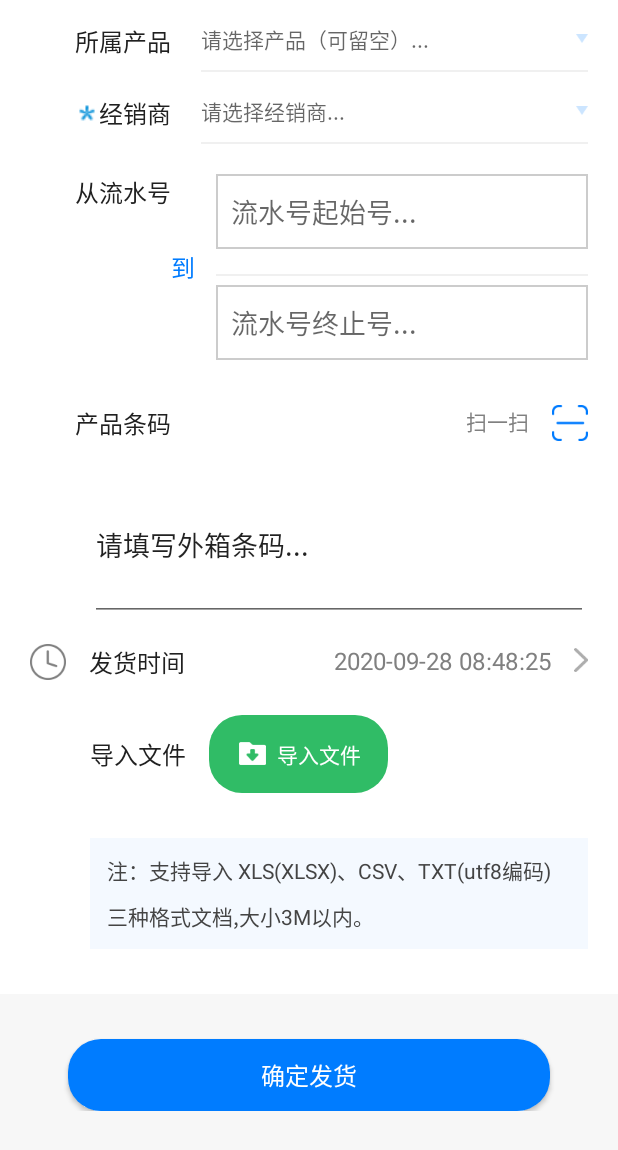
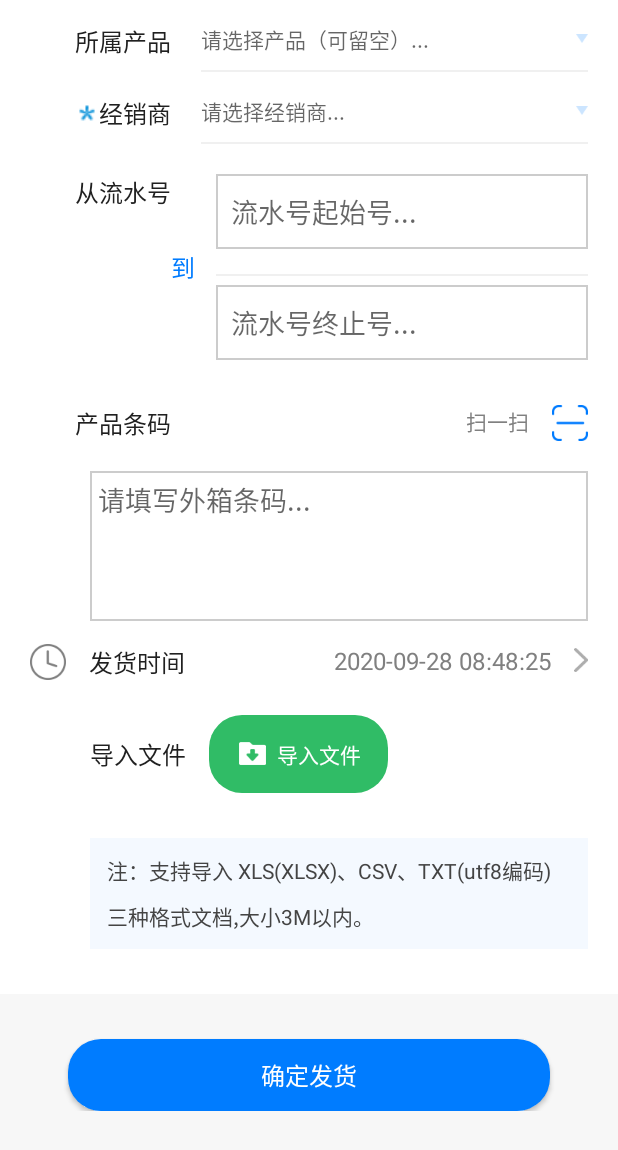
Before and after one commit to q99120/suYuan, an Android app: the fragment BatchSendFragment shown on its own in the app's theme, after a tap on an icon or button, on a phone screen of 412 x 824 dp. Shown: the top 1150 px of the screen. Run offline under Robolectric (Android 15) with nearby library versions, the phone set to English and light mode, and no system bars; our stand-ins replace EventBus; libraries missing offline, so code that uses them is left out: com.bigkoo.pickerview; 4 statements that could not run were skipped.

Commit message:
优化数组

```diff
--- a/app/src/main/java/cn/work/suyuan/logic/network/api/MainPageService.kt
+++ b/app/src/main/java/cn/work/suyuan/logic/network/api/MainPageService.kt
@@ -66,7 +66,7 @@ interface MainPageService {
         val gson = Gson()
         private fun getServiceHead(manageServiceJson: JSONObject, interfaceData: String) {
             manageServiceJson.put("requestId", 2)
-            manageServiceJson.put("timestamp", "1592816311")
+            manageServiceJson.put("timestamp", System.currentTimeMillis()/1000)
             manageServiceJson.put("token", APUtils.getString("tokens"))
             manageServiceJson.put("interface", interfaceData)
         }
--- a/app/src/main/java/cn/work/suyuan/ui/dialog/SingleSpinnerDialog.kt
+++ b/app/src/main/java/cn/work/suyuan/ui/dialog/SingleSpinnerDialog.kt
@@ -41,6 +41,7 @@ class SingleSpinnerDialog : Dialog {
         show()
 
         adapters.setOnItemClickListener { adapter, view, position ->
+            adapters.setCheck(position)
             homeNormalClick.dialogClick(adapters.data[position].fileName,adapters.data[position].filePath.toInt())
        }
     }
--- a/app/src/main/java/cn/work/suyuan/ui/home/HomeViewModel.kt
+++ b/app/src/main/java/cn/work/suyuan/ui/home/HomeViewModel.kt
@@ -140,6 +140,7 @@ class HomeViewModel(private val repository: HomePageRepository) : ViewModel() {
                 val recommend = repository.loginAndTrace(body)
                 Result.success(recommend)
             } catch (e: Exception) {
+                Log.e("登录错误",e.toString())
                 Result.failure<TokenData>(e)
             }
             emit(result)
@@ -248,6 +249,7 @@ class HomeViewModel(private val repository: HomePageRepository) : ViewModel() {
         product_time: String,
         file: String
     ) {
+        Log.e("流程追溯", MainPageService.manageTrace(category_id, uname, product, product_time, file))
         setTracingRequest.value =
             MainPageService.manageTrace(category_id, uname, product, product_time, file)
     }
--- a/app/src/main/java/cn/work/suyuan/ui/send/BatchSendFragment.kt
+++ b/app/src/main/java/cn/work/suyuan/ui/send/BatchSendFragment.kt
@@ -11,13 +11,12 @@ import cn.work.suyuan.R
 import cn.work.suyuan.common.extensions.setOnClickListener
 import cn.work.suyuan.common.extensions.toast
 import cn.work.suyuan.common.ui.BaseFragment
-import cn.work.suyuan.util.DateUtil
-import cn.work.suyuan.util.FileUtils
-import cn.work.suyuan.util.InjectorUtil
-import cn.work.suyuan.util.SinglePopUtil
+import cn.work.suyuan.ui.ScanQrCodeActivity
+import cn.work.suyuan.util.*
 import kotlinx.android.synthetic.main.fragment_send_manage.*
 import kotlinx.android.synthetic.main.layout_import_file.*
 import kotlinx.android.synthetic.main.layout_send_manage_fm.*
+import kotlinx.android.synthetic.main.layoutflowwater.view.*
 import java.io.File
 
 /**
@@ -54,9 +53,16 @@ class BatchSendFragment: BaseFragment(){
             btnSend,
             tvChooseProduct,
             tvTracingTime,
-            llActionImFiles
+            llActionImFiles,tvActionQr
         ) {
             when (this) {
+                tvActionQr->{
+                    ScanQrCodeActivity.start(activity, object : ScanQrCodeActivity.QrCallBack {
+                        override fun qrData(result: String) {
+                            editQrCode.append(result)
+                        }
+                    })
+                }
                 tvChooseDistributor -> {
                     viewModel.getDistributor()
                 }
@@ -67,7 +73,8 @@ class BatchSendFragment: BaseFragment(){
                     FileUtils.CallBackFile{
                     override fun backFile(file: File) { viewModel.upLoadFile(file) } })
                 btnSend -> {
-//                    viewModel.batchSend(productId, agentId, distributorId, productCode, productTime, productFile)
+                    val array = arrayOf(flowWaterBegin.text.toString(),flowWaterStop.text.toString())
+                    viewModel.batchSend(productId, agentId, array, productTime, productFile, 2)
                 }
                 tvTracingTime -> {
                     DateUtil.showDate(activity, true, object : DateUtil.ChooseDate {
@@ -85,7 +92,7 @@ class BatchSendFragment: BaseFragment(){
     private var productId = -1
     private var agentId = -1
     private var productCode = ""
-    private var productTime = ""
+    private var productTime = DateUtil.getCurrentTime(true)
     private var productFile = ""
     private fun observer() {
         viewModel.distributorLiveData.observe(viewLifecycleOwner, Observer {
--- a/app/src/main/java/cn/work/suyuan/ui/send/CancelPackFragment.kt
+++ b/app/src/main/java/cn/work/suyuan/ui/send/CancelPackFragment.kt
@@ -13,6 +13,7 @@ import cn.work.suyuan.common.ui.BaseFragment
 import cn.work.suyuan.ui.ScanQrCodeActivity
 import cn.work.suyuan.util.FileUtils
 import cn.work.suyuan.util.InjectorUtil
+import cn.work.suyuan.util.SuYuanUtil
 import kotlinx.android.synthetic.main.fragment_cancel_send.*
 import kotlinx.android.synthetic.main.fragment_cancel_send.editQrCode
 import kotlinx.android.synthetic.main.fragment_cancel_send.tvSendQrTitle
@@ -50,10 +51,10 @@ class CancelPackFragment: BaseFragment(){
             when(this){
                 btnImportFile-> FileUtils.upLoadFiles(activity,fileChooseDialog,object : FileUtils.CallBackFile{
                     override fun backFile(file: File) { viewModel.upLoadFile(file) } })
-                    btnCancel-> viewModel.cancelSendPack(2,editQrCode.text.toString(),productTime,productFile)
+                    btnCancel-> viewModel.cancelSendPack(2,SuYuanUtil.getEditProduct(editQrCode.text.toString()),productTime,productFile)
                 tvActionQr->ScanQrCodeActivity.start(activity,object :ScanQrCodeActivity.QrCallBack{
                     override fun qrData(result: String) {
-                        editQrCode.setText(result)
+                        editQrCode.append(result)
                     }
                 })
             }
--- a/app/src/main/java/cn/work/suyuan/util/DateUtil.kt
+++ b/app/src/main/java/cn/work/suyuan/util/DateUtil.kt
@@ -81,6 +81,11 @@ object DateUtil {
         pickerView.show()
     }
 
+    fun getCurrentTime(isMin:Boolean):String{
+       val timeStamp =  System.currentTimeMillis()
+        return if (isMin) getDateAndTime(timeStamp) else getDate(timeStamp)
+    }
+
     interface ChooseDate{
            fun getTime(result:String)
     }
--- a/app/src/main/res/layout/fragment_send_manage.xml
+++ b/app/src/main/res/layout/fragment_send_manage.xml
@@ -1,6 +1,7 @@
 <?xml version="1.0" encoding="utf-8"?>
 <androidx.core.widget.NestedScrollView xmlns:android="http://schemas.android.com/apk/res/android"
     xmlns:app="http://schemas.android.com/apk/res-auto"
+    xmlns:tools="http://schemas.android.com/tools"
     android:layout_width="match_parent"
     android:layout_height="match_parent"
     android:background="@drawable/shape_page_other">
@@ -11,10 +12,12 @@
         android:layout_width="match_parent"
         android:layout_height="wrap_content">
 
+
         <include
             android:id="@+id/layout_send_manage_fm"
-            layout="@layout/layout_send_manage_fm"/>
-
+            layout="@layout/layout_send_manage_fm"
+            tools:layout_editor_absoluteX="0dp"
+            tools:layout_editor_absoluteY="0dp" />
 
         <Button
             android:id="@+id/btnSend"
--- a/app/src/main/res/layout/layout_send_manage_fm.xml
+++ b/app/src/main/res/layout/layout_send_manage_fm.xml
@@ -113,7 +113,10 @@
         android:layout_marginStart="60dp"
         android:layout_marginTop="20dp"
         android:layout_marginEnd="20dp"
-        android:text="请填写外箱条码..."
+        android:padding="5dp"
+        android:gravity="left"
+        android:background="@drawable/shape_edit_bg"
+        android:hint="请填写外箱条码..."
         app:layout_constraintTop_toBottomOf="@+id/tvSendQrTitle" />
 
 
```
Also changed, not shown: app/src/main/java/cn/work/suyuan/common/exception/ResponseCodeException.kt (added, +26 -0 lines), app/src/main/java/cn/work/suyuan/ui/LoginActivity.kt (+8 -1 lines), app/src/main/java/cn/work/suyuan/ui/home/TracingFragment.kt (+14 -4 lines), app/src/main/java/cn/work/suyuan/ui/packmanage/BoxInboxFragment.kt (+9 -6 lines), app/src/main/java/cn/work/suyuan/ui/packmanage/SinglePackFragment.kt (+5 -3 lines), app/src/main/java/cn/work/suyuan/ui/send/CancelSingleFragment.kt (+10 -20 lines), app/src/main/java/cn/work/suyuan/ui/send/PackSendFragment.kt (+17 -8 lines), app/src/main/java/cn/work/suyuan/ui/send/SingleSendFragment.kt (+17 -7 lines), app/src/main/java/cn/work/suyuan/util/GlobalUtil.kt (added, +17 -0 lines), app/src/main/java/cn/work/suyuan/util/ResponseHandler.kt (added, +57 -0 lines), app/src/main/java/cn/work/suyuan/util/SuYuanUtil.kt (added, +27 -0 lines), app/src/main/res/values/strings.xml (+12 -0 lines).
